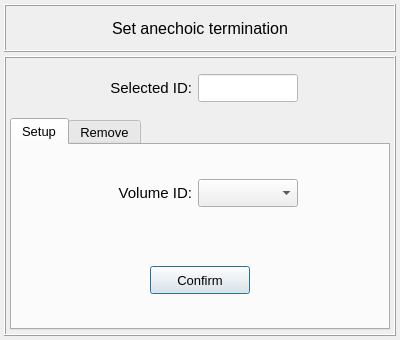
Above: vibra/interface/data/ui_files/model/acoustic/set_anechoic_termination_input.ui from MOPT-UFSC/VIBRA before the change. Below: the same form after it.
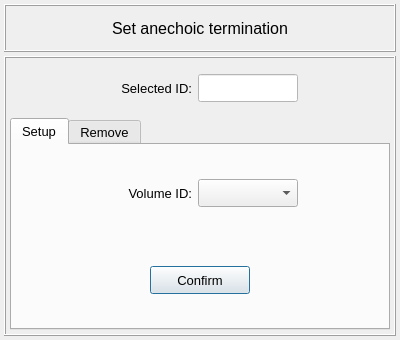
That is the form after the change.

```diff
--- a/vibra/interface/data/ui_files/model/acoustic/set_anechoic_termination_input.ui
+++ b/vibra/interface/data/ui_files/model/acoustic/set_anechoic_termination_input.ui
@@ -318,7 +318,7 @@
                </property>
                <property name="font">
                 <font>
-                 <pointsize>11</pointsize>
+                 <pointsize>10</pointsize>
                 </font>
                </property>
                <property name="text">
@@ -663,7 +663,7 @@
            <property name="font">
             <font>
              <family>MS Shell Dlg 2</family>
-             <pointsize>11</pointsize>
+             <pointsize>10</pointsize>
              <weight>50</weight>
              <italic>false</italic>
              <bold>false</bold>
```
Left out of the diff: 4 changed lines with no effect on the pictures.
